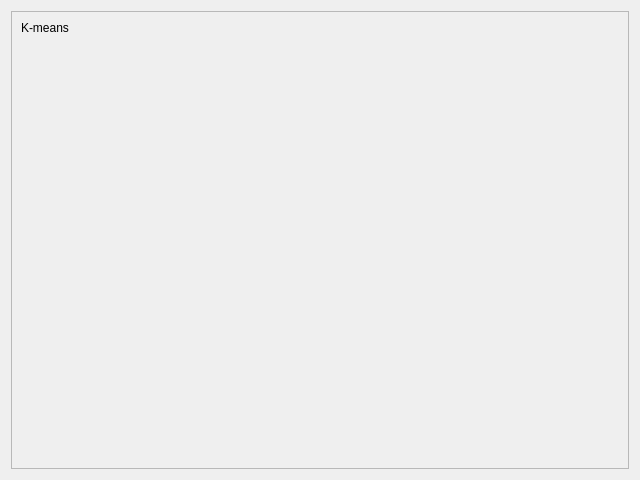
The window that ui_src/kmeans/kmeans.ui (elagabalus01/myner) describes before a commit, drawn with Qt 5.
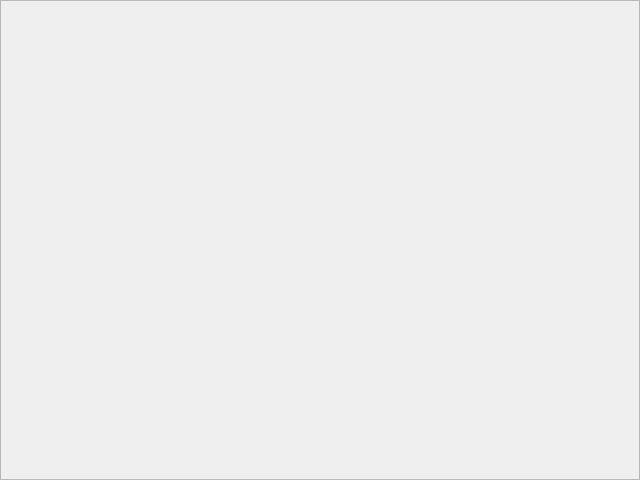
The same window after the commit.

```diff
--- a/ui_src/kmeans/kmeans.ui
+++ b/ui_src/kmeans/kmeans.ui
@@ -14,6 +14,18 @@
    <string>Form</string>
   </property>
   <layout class="QVBoxLayout" name="verticalLayout">
+   <property name="leftMargin">
+    <number>0</number>
+   </property>
+   <property name="topMargin">
+    <number>0</number>
+   </property>
+   <property name="rightMargin">
+    <number>0</number>
+   </property>
+   <property name="bottomMargin">
+    <number>0</number>
+   </property>
    <item>
     <widget class="QScrollArea" name="scrollArea">
      <property name="widgetResizable">
@@ -24,18 +36,23 @@
        <rect>
         <x>0</x>
         <y>0</y>
-        <width>620</width>
-        <height>460</height>
+        <width>638</width>
+        <height>478</height>
        </rect>
       </property>
       <layout class="QVBoxLayout" name="verticalLayout_2">
-       <item>
-        <widget class="QLabel" name="label">
-         <property name="text">
-          <string>K-means</string>
-         </property>
-        </widget>
-       </item>
+       <property name="leftMargin">
+        <number>0</number>
+       </property>
+       <property name="topMargin">
+        <number>0</number>
+       </property>
+       <property name="rightMargin">
+        <number>0</number>
+       </property>
+       <property name="bottomMargin">
+        <number>0</number>
+       </property>
        <item>
         <widget class="QStackedWidget" name="widget_list"/>
        </item>
```
